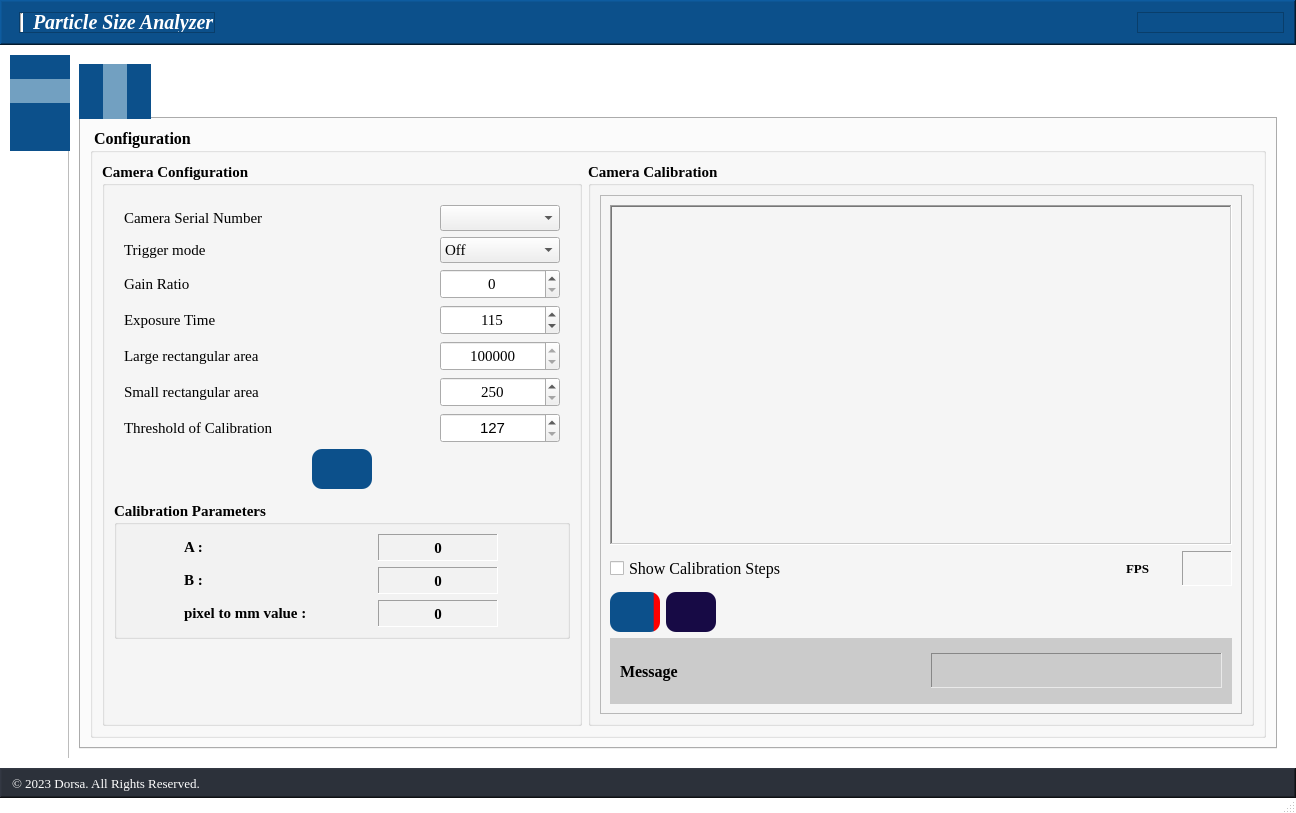
First picture: the form in main_UI.ui, repository DORSA-co/OLD_particle_size_analyser, before the edit.
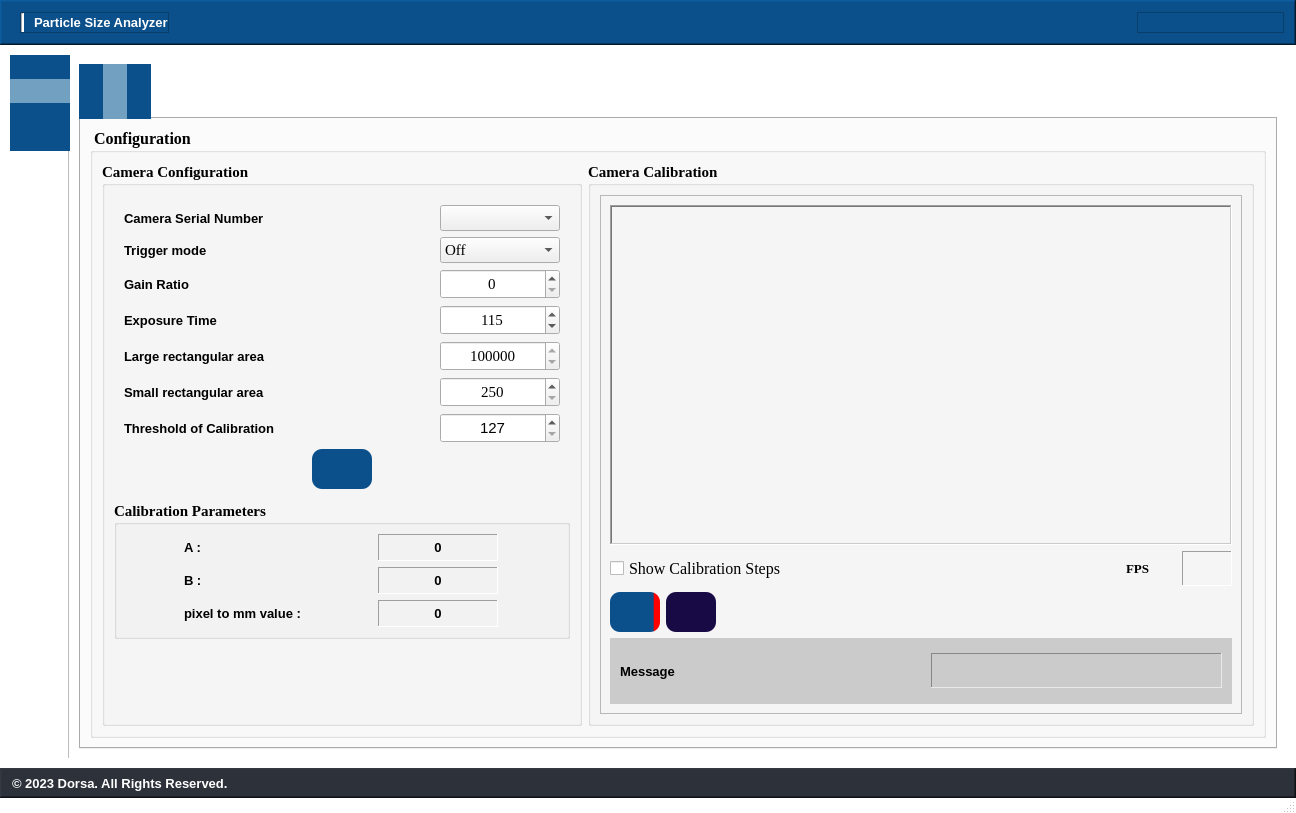
Second picture: the form after the edit. The open tabs and pages were chosen to show the change. Icons and pictures are not drawn.

Diff of the .ui file:
```diff
--- a/main_UI.ui
+++ b/main_UI.ui
@@ -39,7 +39,11 @@
     gridline-color:  #0C508B;
     font-size: 12pt;
 }
-</string>
+
+QLabel{
+	font-size:10pt;
+	font-weight:bold;
+}</string>
   </property>
   <widget class="QWidget" name="centralwidget">
    <property name="styleSheet">
@@ -127,7 +131,9 @@
          </property>
          <property name="font">
           <font>
-           <family>Times New Roman</family>
+           <pointsize>10</pointsize>
+           <weight>75</weight>
+           <bold>true</bold>
           </font>
          </property>
          <property name="text">
@@ -201,14 +207,9 @@
             </property>
             <property name="font">
              <font>
-              <family>Times New Roman</family>
-              <pointsize>15</pointsize>
+              <pointsize>10</pointsize>
               <weight>75</weight>
-              <italic>true</italic>
               <bold>true</bold>
-              <underline>false</underline>
-              <strikeout>false</strikeout>
-              <kerning>true</kerning>
              </font>
             </property>
             <property name="styleSheet">
@@ -2506,8 +2507,9 @@
                                   <widget class="QLabel" name="label_12">
                                    <property name="font">
                                     <font>
-                                     <family>Times New Roman</family>
-                                     <pointsize>11</pointsize>
+                                     <pointsize>10</pointsize>
+                                     <weight>75</weight>
+                                     <bold>true</bold>
                                     </font>
                                    </property>
                                    <property name="text">
@@ -2602,8 +2604,9 @@
                                   <widget class="QLabel" name="label_16">
                                    <property name="font">
                                     <font>
-                                     <family>Times New Roman</family>
-                                     <pointsize>11</pointsize>
+                                     <pointsize>10</pointsize>
+                                     <weight>75</weight>
+                                     <bold>true</bold>
                                     </font>
                                    </property>
                                    <property name="text">
@@ -2615,8 +2618,9 @@
                                   <widget class="QLabel" name="Gain_ratio">
                                    <property name="font">
                                     <font>
-                                     <family>Times New Roman</family>
-                                     <pointsize>11</pointsize>
+                                     <pointsize>10</pointsize>
+                                     <weight>75</weight>
+                                     <bold>true</bold>
                                     </font>
                                    </property>
                                    <property name="text">
@@ -2677,8 +2681,9 @@
                                   <widget class="QLabel" name="label_15">
                                    <property name="font">
                                     <font>
-                                     <family>Times New Roman</family>
-                                     <pointsize>11</pointsize>
+                                     <pointsize>10</pointsize>
+                                     <weight>75</weight>
+                                     <bold>true</bold>
                                     </font>
                                    </property>
                                    <property name="text">
@@ -2690,8 +2695,9 @@
                                   <widget class="QLabel" name="label_13">
                                    <property name="font">
                                     <font>
-                                     <family>Times New Roman</family>
-                                     <pointsize>11</pointsize>
+                                     <pointsize>10</pointsize>
+                                     <weight>75</weight>
+                                     <bold>true</bold>
                                     </font>
                                    </property>
                                    <property name="text">
@@ -2749,8 +2755,9 @@
                                   <widget class="QLabel" name="label_9">
                                    <property name="font">
                                     <font>
-                                     <family>Times New Roman</family>
-                                     <pointsize>11</pointsize>
+                                     <pointsize>10</pointsize>
+                                     <weight>75</weight>
+                                     <bold>true</bold>
                                     </font>
                                    </property>
                                    <property name="text">
@@ -2762,8 +2769,9 @@
                                   <widget class="QLabel" name="Exposure_time">
                                    <property name="font">
                                     <font>
-                                     <family>Times New Roman</family>
-                                     <pointsize>11</pointsize>
+                                     <pointsize>10</pointsize>
+                                     <weight>75</weight>
+                                     <bold>true</bold>
                                     </font>
                                    </property>
                                    <property name="text">
@@ -2973,8 +2981,7 @@
                                      </property>
                                      <property name="font">
                                       <font>
-                                       <family>Times New Roman</family>
-                                       <pointsize>11</pointsize>
+                                       <pointsize>10</pointsize>
                                        <weight>75</weight>
                                        <bold>true</bold>
                                       </font>
@@ -3000,8 +3007,7 @@
                                      </property>
                                      <property name="font">
                                       <font>
-                                       <family>Times New Roman</family>
-                                       <pointsize>11</pointsize>
+                                       <pointsize>10</pointsize>
                                        <weight>75</weight>
                                        <bold>true</bold>
                                       </font>
@@ -3046,8 +3052,7 @@
                                      </property>
                                      <property name="font">
                                       <font>
-                                       <family>Times New Roman</family>
-                                       <pointsize>11</pointsize>
+                                       <pointsize>10</pointsize>
                                        <weight>75</weight>
                                        <bold>true</bold>
                                       </font>
@@ -3073,8 +3078,7 @@
                                      </property>
                                      <property name="font">
                                       <font>
-                                       <family>Times New Roman</family>
-                                       <pointsize>11</pointsize>
+                                       <pointsize>10</pointsize>
                                        <weight>75</weight>
                                        <bold>true</bold>
                                       </font>
@@ -3119,8 +3123,7 @@
                                      </property>
                                      <property name="font">
                                       <font>
-                                       <family>Times New Roman</family>
-                                       <pointsize>11</pointsize>
+                                       <pointsize>10</pointsize>
                                        <weight>75</weight>
                                        <bold>true</bold>
                                       </font>
@@ -3146,8 +3149,7 @@
                                      </property>
                                      <property name="font">
                                       <font>
-                                       <family>Times New Roman</family>
-                                       <pointsize>11</pointsize>
+                                       <pointsize>10</pointsize>
                                        <weight>75</weight>
                                        <bold>true</bold>
                                       </font>
@@ -3564,8 +3566,7 @@
                                         </property>
                                         <property name="font">
                                          <font>
-                                          <family>Times New Roman</family>
-                                          <pointsize>12</pointsize>
+                                          <pointsize>10</pointsize>
                                           <weight>75</weight>
                                           <bold>true</bold>
                                          </font>
@@ -6128,8 +6129,9 @@
         <widget class="QLabel" name="label_5">
          <property name="font">
           <font>
-           <family>Times New Roman</family>
            <pointsize>10</pointsize>
+           <weight>75</weight>
+           <bold>true</bold>
           </font>
          </property>
          <property name="cursor">
```
Left out of the diff: 126 changed lines with no effect on the pictures.
